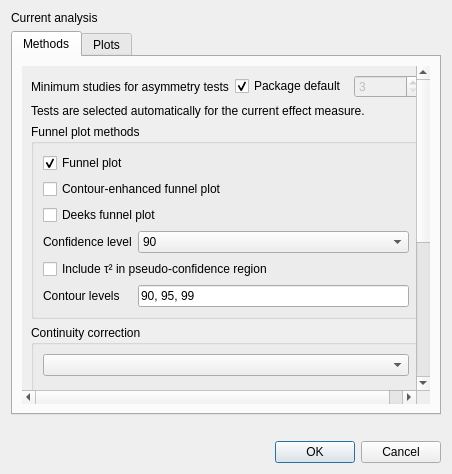
Before: the Qt Designer form src/rc_metastudio/forms/publication_bias_dialog.ui in AliSalman-et-al/rc-metastudio, drawn with Qt 5.
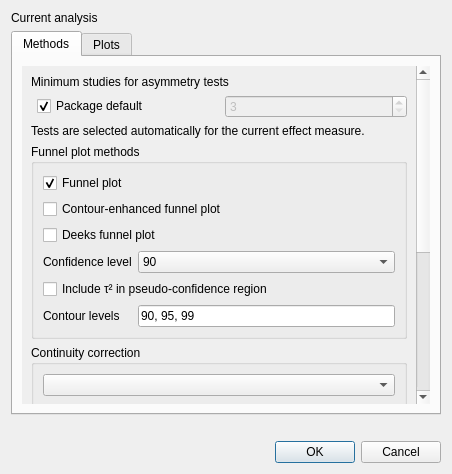
After: the same form once the commit is applied.

Commit message: Fix Windows CI after the RC MetaStudio refactor (#602)

```diff
--- a/src/rc_metastudio/forms/publication_bias_dialog.ui
+++ b/src/rc_metastudio/forms/publication_bias_dialog.ui
@@ -20,6 +20,7 @@
           <layout class="QVBoxLayout" name="methods_scroll_layout">
            <item>
             <layout class="QFormLayout" name="asymmetry_options_layout">
+             <property name="rowWrapPolicy"><enum>QFormLayout::WrapLongRows</enum></property>
              <item row="0" column="0"><widget class="QLabel" name="minimum_studies_label"><property name="text"><string>Minimum studies for asymmetry tests</string></property><property name="buddy"><cstring>minimum_studies_spin</cstring></property></widget></item>
              <item row="0" column="1"><layout class="QHBoxLayout" name="minimum_studies_layout">
               <item><widget class="QCheckBox" name="use_package_minimum_check"><property name="text"><string>Package default</string></property><property name="checked"><bool>true</bool></property><property name="toolTip"><string>Use meta’s default minimum study count. Mixed-effects Egger uses metafor and does not use this setting.</string></property></widget></item>
```
The commit also changes 1 other file.
